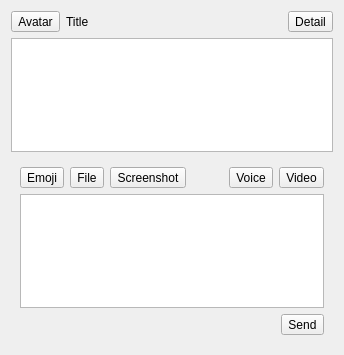
Qt form src/ui/ChatWindow/MessageWindow.ui (guoiaoang/TaoTieChat) before a commit.
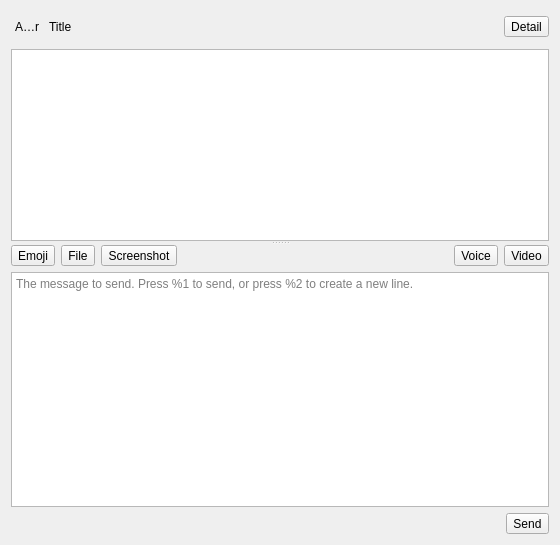
The same form after that commit.

Diff of the .ui file:
```diff
--- a/src/ui/ChatWindow/MessageWindow.ui
+++ b/src/ui/ChatWindow/MessageWindow.ui
@@ -6,15 +6,25 @@
    <rect>
     <x>0</x>
     <y>0</y>
-    <width>344</width>
-    <height>355</height>
+    <width>560</width>
+    <height>545</height>
    </rect>
   </property>
   <property name="windowTitle">
    <string>MessageWindow</string>
   </property>
-  <layout class="QGridLayout" name="layout_message_window">
-   <item row="0" column="0">
+  <layout class="QVBoxLayout" name="verticalLayout">
+   <item>
+    <widget class="QSplitter" name="splitter">
+     <property name="orientation">
+      <enum>Qt::Orientation::Vertical</enum>
+     </property>
+     <property name="childrenCollapsible">
+      <bool>false</bool>
+     </property>
+     <widget class="QWidget" name="widget_view" native="true">
+      <layout class="QVBoxLayout" name="layout_widget_view">
+       <item>
     <layout class="QGridLayout" name="layout_title">
      <item row="0" column="3">
       <widget class="QToolButton" name="button_detail">
@@ -45,15 +55,67 @@
      </item>
      <item row="0" column="0">
       <widget class="QToolButton" name="button_title_avatar">
+           <property name="sizePolicy">
+            <sizepolicy hsizetype="Preferred" vsizetype="Preferred">
+             <horstretch>0</horstretch>
+             <verstretch>0</verstretch>
+            </sizepolicy>
+           </property>
+           <property name="minimumSize">
+            <size>
+             <width>32</width>
+             <height>32</height>
+            </size>
+           </property>
+           <property name="maximumSize">
+            <size>
+             <width>32</width>
+             <height>32</height>
+            </size>
+           </property>
+           <property name="sizeIncrement">
+            <size>
+             <width>32</width>
+             <height>32</height>
+            </size>
+           </property>
+           <property name="baseSize">
+            <size>
+             <width>32</width>
+             <height>32</height>
+            </size>
+           </property>
        <property name="text">
         <string>Avatar</string>
        </property>
+           <property name="iconSize">
+            <size>
+             <width>32</width>
+             <height>32</height>
+            </size>
+           </property>
+           <property name="popupMode">
+            <enum>QToolButton::ToolButtonPopupMode::DelayedPopup</enum>
+           </property>
+           <property name="autoRaise">
+            <bool>true</bool>
+           </property>
       </widget>
      </item>
     </layout>
    </item>
-   <item row="2" column="0">
+       <item>
+        <widget class="QListView" name="list_messages"/>
+       </item>
+      </layout>
+     </widget>
     <widget class="QWidget" name="widget_input" native="true">
+      <property name="sizePolicy">
+       <sizepolicy hsizetype="Preferred" vsizetype="Preferred">
+        <horstretch>0</horstretch>
+        <verstretch>1</verstretch>
+       </sizepolicy>
+      </property>
      <layout class="QGridLayout" name="layout_widget_input">
       <item row="0" column="0">
        <layout class="QHBoxLayout" name="layout_button_ctrls">
@@ -108,7 +170,11 @@
        </layout>
       </item>
       <item row="1" column="0">
-       <widget class="QTextEdit" name="textEdit"/>
+        <widget class="QTextEdit" name="textEdit">
+         <property name="placeholderText">
+          <string>The message to send. Press %1 to send, or press %2 to create a new line.</string>
+         </property>
+        </widget>
       </item>
       <item row="2" column="0">
        <layout class="QHBoxLayout" name="layout_send">
@@ -136,9 +202,7 @@
       </item>
      </layout>
     </widget>
-   </item>
-   <item row="1" column="0">
-    <widget class="QListView" name="list_messages"/>
+    </widget>
    </item>
   </layout>
  </widget>
```
Lines whose indentation alone changed are shown as unchanged.
